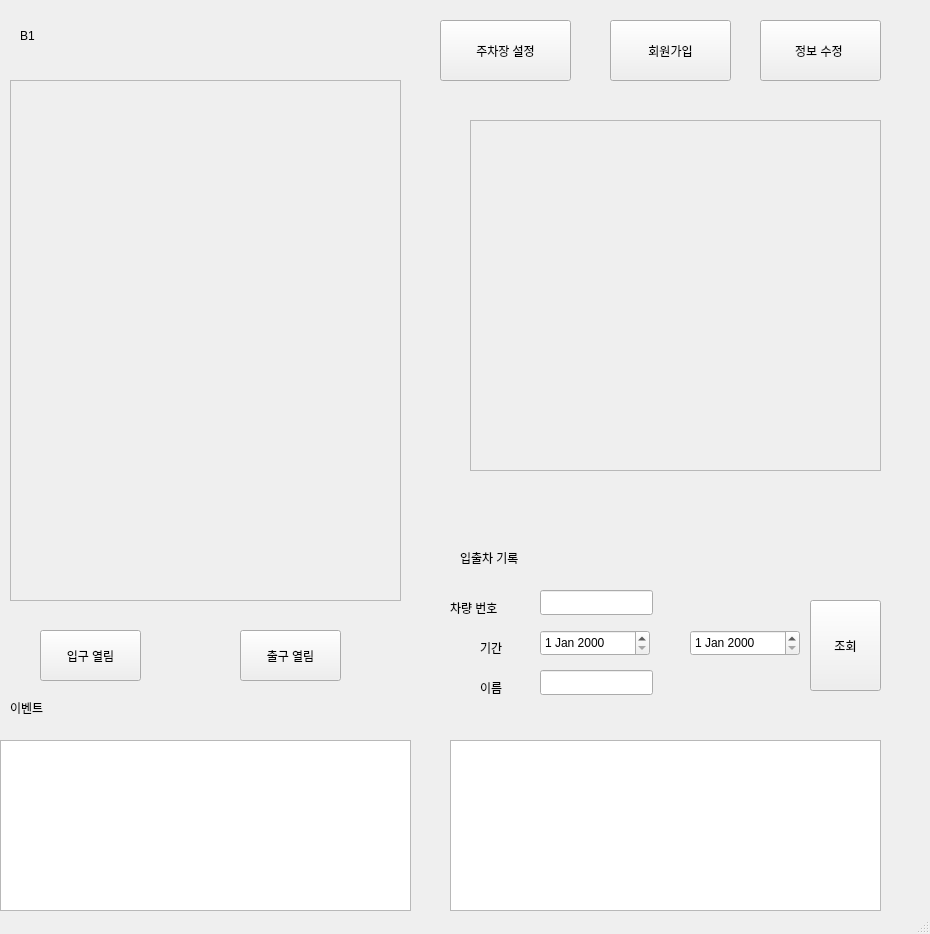
First picture: the form in client/main/main.ui, repository addinedu-ros-8th/iot-repo-2, before the edit.
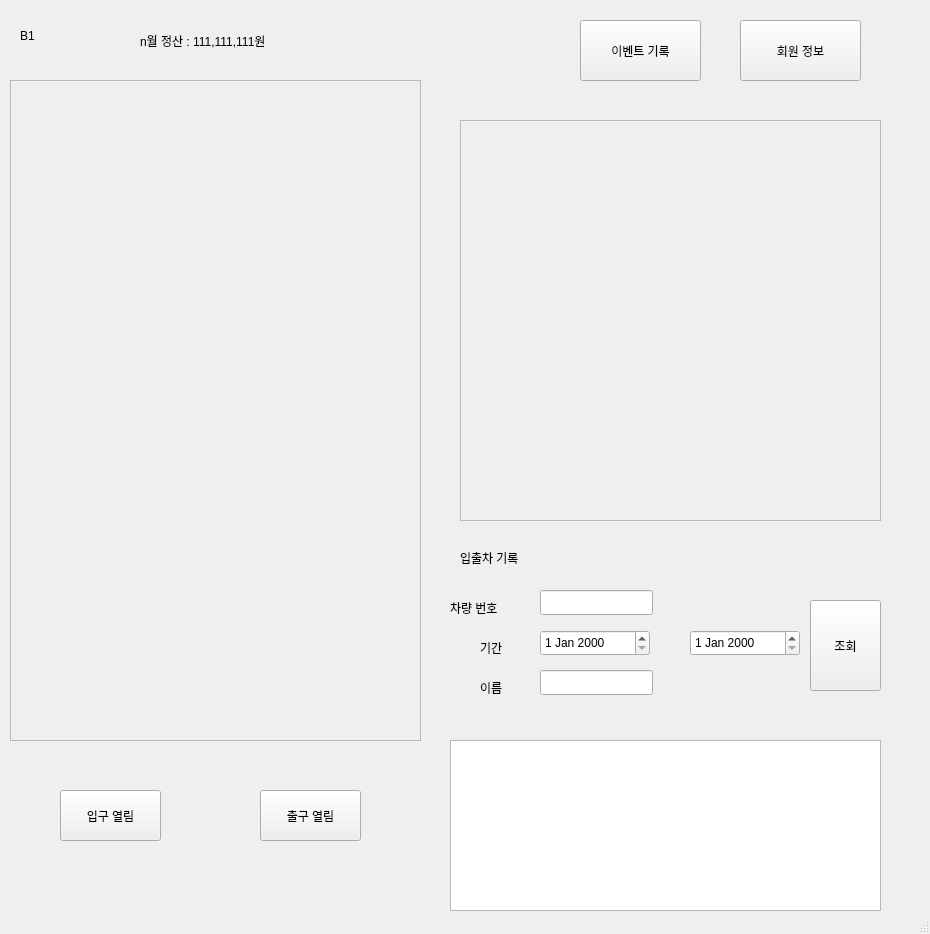
Second picture: the form after the edit.

Diff of the .ui file:
```diff
--- a/client/main/main.ui
+++ b/client/main/main.ui
@@ -35,8 +35,8 @@
      <rect>
       <x>10</x>
       <y>80</y>
-      <width>391</width>
-      <height>521</height>
+      <width>411</width>
+      <height>661</height>
      </rect>
     </property>
     <property name="frameShape">
@@ -49,49 +49,36 @@
    <widget class="QPushButton" name="btnSetting">
     <property name="geometry">
      <rect>
-      <x>440</x>
+      <x>740</x>
       <y>20</y>
-      <width>131</width>
-      <height>61</height>
-     </rect>
-    </property>
-    <property name="text">
-     <string>주차장 설정</string>
-    </property>
-   </widget>
-   <widget class="QPushButton" name="btnSign">
-    <property name="geometry">
-     <rect>
-      <x>610</x>
-      <y>20</y>
       <width>121</width>
       <height>61</height>
      </rect>
     </property>
     <property name="text">
-     <string>회원가입</string>
+     <string>회원 정보</string>
     </property>
    </widget>
    <widget class="QPushButton" name="btnModify">
     <property name="geometry">
      <rect>
-      <x>760</x>
+      <x>580</x>
       <y>20</y>
       <width>121</width>
       <height>61</height>
      </rect>
     </property>
     <property name="text">
-     <string>정보 수정 </string>
+     <string>이벤트 기록</string>
     </property>
    </widget>
    <widget class="QLabel" name="cctv">
     <property name="geometry">
      <rect>
-      <x>470</x>
+      <x>460</x>
       <y>120</y>
-      <width>411</width>
-      <height>351</height>
+      <width>421</width>
+      <height>401</height>
      </rect>
     </property>
     <property name="frameShape">
@@ -206,29 +193,6 @@
      </rect>
     </property>
    </widget>
-   <widget class="QTableView" name="tableEvent">
-    <property name="geometry">
-     <rect>
-      <x>0</x>
-      <y>740</y>
-      <width>411</width>
-      <height>171</height>
-     </rect>
-    </property>
-   </widget>
-   <widget class="QLabel" name="label_6">
-    <property name="geometry">
-     <rect>
-      <x>10</x>
-      <y>700</y>
-      <width>81</width>
-      <height>16</height>
-     </rect>
-    </property>
-    <property name="text">
-     <string>이벤트</string>
-    </property>
-   </widget>
    <widget class="QDateEdit" name="dateEnd">
     <property name="geometry">
      <rect>
@@ -242,8 +206,8 @@
    <widget class="QPushButton" name="btnEntrance">
     <property name="geometry">
      <rect>
-      <x>40</x>
-      <y>630</y>
+      <x>60</x>
+      <y>790</y>
       <width>101</width>
       <height>51</height>
      </rect>
@@ -255,8 +219,8 @@
    <widget class="QPushButton" name="btnExit">
     <property name="geometry">
      <rect>
-      <x>240</x>
-      <y>630</y>
+      <x>260</x>
+      <y>790</y>
       <width>101</width>
       <height>51</height>
      </rect>
@@ -343,6 +307,19 @@
      <string/>
     </property>
    </widget>
+   <widget class="QLabel" name="incomeLabel">
+    <property name="geometry">
+     <rect>
+      <x>140</x>
+      <y>30</y>
+      <width>221</width>
+      <height>21</height>
+     </rect>
+    </property>
+    <property name="text">
+     <string>n월 정산 : 111,111,111원</string>
+    </property>
+   </widget>
   </widget>
   <widget class="QStatusBar" name="statusbar"/>
  </widget>
```
Left out of the diff: 4 changed lines with no effect on the pictures.
